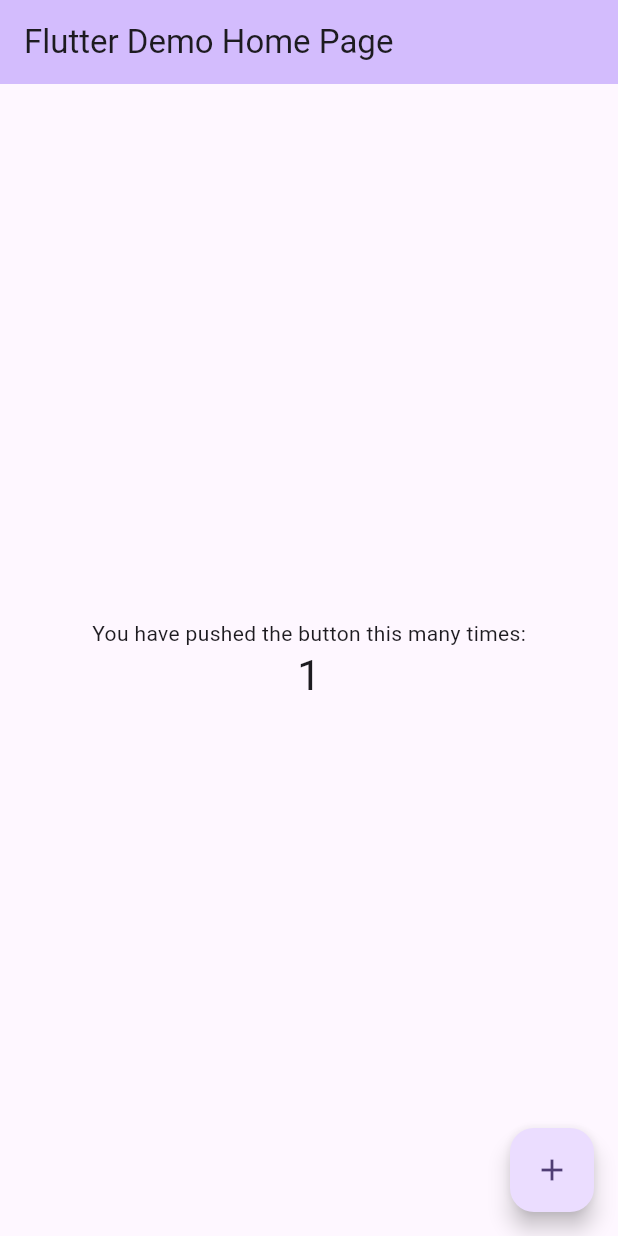
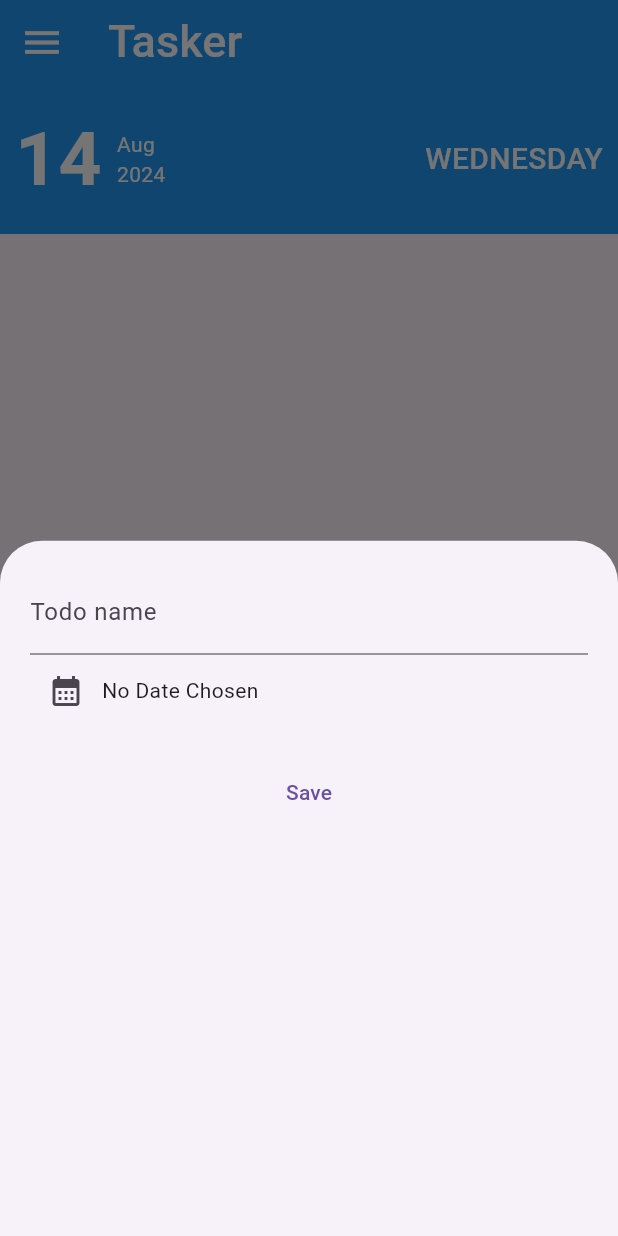
Before and after one commit to laylaamr/Tasker_app, a Flutter app: the screen it shows after launch, after a tap on the "add" icon, on a phone screen of 412 x 824 dp. Run offline on Flutter 3.47's test engine with Material 3 defaults, Android fonts, the light colour scheme and no system bars; our stand-ins replace sqflite; accounts and stored records are empty.

Commit message:
first commit

```diff
--- a/lib/main.dart
+++ b/lib/main.dart
@@ -1,125 +1,219 @@
 import 'package:flutter/material.dart';
+import 'package:intl/intl.dart';
+import 'package:tasker_app/todo.dart';
+import 'package:tasker_app/todo_provider.dart';
 
-void main() {
-  runApp(const MyApp());
+
+void main() async{
+  WidgetsFlutterBinding.ensureInitialized();
+ await TodoProvider.instance.open();
+  runApp(MyApp());
+}
+
+String getFormattedDate() {
+  final now = DateTime.now();
+  final formatter = DateFormat('dd'); // Adjust format as needed
+  return formatter.format(now);
 }
 
 class MyApp extends StatelessWidget {
-  const MyApp({super.key});
-
-  // This widget is the root of your application.
   @override
   Widget build(BuildContext context) {
     return MaterialApp(
-      title: 'Flutter Demo',
+      title: 'Tasker',
       theme: ThemeData(
-        // This is the theme of your application.
-        //
-        // TRY THIS: Try running your application with "flutter run". You'll see
-        // the application has a purple toolbar. Then, without quitting the app,
-        // try changing the seedColor in the colorScheme below to Colors.green
-        // and then invoke "hot reload" (save your changes or press the "hot
-        // reload" button in a Flutter-supported IDE, or press "r" if you used
-        // the command line to start the app).
-        //
-        // Notice that the counter didn't reset back to zero; the application
-        // state is not lost during the reload. To reset the state, use hot
-        // restart instead.
-        //
-        // This works for code too, not just values: Most code changes can be
-        // tested with just a hot reload.
-        colorScheme: ColorScheme.fromSeed(seedColor: Colors.deepPurple),
-        useMaterial3: true,
+        primarySwatch: Colors.blue,
       ),
-      home: const MyHomePage(title: 'Flutter Demo Home Page'),
+      home: MyHomePage(),
+      debugShowCheckedModeBanner: false,
     );
   }
 }
 
 class MyHomePage extends StatefulWidget {
-  const MyHomePage({super.key, required this.title});
-
-  // This widget is the home page of your application. It is stateful, meaning
-  // that it has a State object (defined below) that contains fields that affect
-  // how it looks.
-
-  // This class is the configuration for the state. It holds the values (in this
-  // case the title) provided by the parent (in this case the App widget) and
-  // used by the build method of the State. Fields in a Widget subclass are
-  // always marked "final".
-
-  final String title;
+  const MyHomePage({super.key});
 
   @override
   State<MyHomePage> createState() => _MyHomePageState();
 }
 
 class _MyHomePageState extends State<MyHomePage> {
-  int _counter = 0;
-
-  void _incrementCounter() {
-    setState(() {
-      // This call to setState tells the Flutter framework that something has
-      // changed in this State, which causes it to rerun the build method below
-      // so that the display can reflect the updated values. If we changed
-      // _counter without calling setState(), then the build method would not be
-      // called again, and so nothing would appear to happen.
-      _counter++;
-    });
-  }
+  List<Todo> todoList = [];
 
   @override
   Widget build(BuildContext context) {
-    // This method is rerun every time setState is called, for instance as done
-    // by the _incrementCounter method above.
-    //
-    // The Flutter framework has been optimized to make rerunning build methods
-    // fast, so that you can just rebuild anything that needs updating rather
-    // than having to individually change instances of widgets.
-    return Scaffold(
-      appBar: AppBar(
-        // TRY THIS: Try changing the color here to a specific color (to
-        // Colors.amber, perhaps?) and trigger a hot reload to see the AppBar
-        // change color while the other colors stay the same.
-        backgroundColor: Theme.of(context).colorScheme.inversePrimary,
-        // Here we take the value from the MyHomePage object that was created by
-        // the App.build method, and use it to set our appbar title.
-        title: Text(widget.title),
-      ),
-      body: Center(
-        // Center is a layout widget. It takes a single child and positions it
-        // in the middle of the parent.
-        child: Column(
-          // Column is also a layout widget. It takes a list of children and
-          // arranges them vertically. By default, it sizes itself to fit its
-          // children horizontally, and tries to be as tall as its parent.
-          //
-          // Column has various properties to control how it sizes itself and
-          // how it positions its children. Here we use mainAxisAlignment to
-          // center the children vertically; the main axis here is the vertical
-          // axis because Columns are vertical (the cross axis would be
-          // horizontal).
-          //
-          // TRY THIS: Invoke "debug painting" (choose the "Toggle Debug Paint"
-          // action in the IDE, or press "p" in the console), to see the
-          // wireframe for each widget.
-          mainAxisAlignment: MainAxisAlignment.center,
-          children: <Widget>[
-            const Text(
-              'You have pushed the button this many times:',
+    DateTime now = DateTime.now();
+    String formattedDateDay = DateFormat.d().format(now);
+    String formattedDateYear = DateFormat.y().format(now);
+    String formattedDateMonth = DateFormat.MMM().format(now);
+    String formattedDateDayName = DateFormat.EEEE().format(now).toUpperCase();
+
+    return SafeArea(
+      child: Scaffold(
+        drawer: Drawer(),
+        floatingActionButton: FloatingActionButton(
+          backgroundColor: Colors.blue,
+          foregroundColor: Colors.white,
+          shape: RoundedRectangleBorder(
+            borderRadius: BorderRadius.circular(50),
+          ),
+          onPressed: () async{
+            TextEditingController nameController =TextEditingController();
+            DateTime ?selectedDate;
+          await  showModalBottomSheet(context: context, builder: (context){
+             return Padding(padding: EdgeInsets.all(20),
+             child: Column(children: [
+               TextField(
+                 controller: nameController,
+                 decoration: InputDecoration(label: Text("Todo name")),
+               ),
+               Row(
+                 children: [
+                   IconButton(onPressed: ()async {
+                     selectedDate = await showDatePicker(context: context, firstDate: DateTime(2024), lastDate: DateTime(2026));
+                     setState(() {
+                     });
+                   }, icon: Icon(Icons.calendar_month)),
+                   Text(selectedDate.toString()!="null"?selectedDate.toString():"No Date Chosen ")
+                 ],
+               ),
+               SizedBox(height: 20,),
+               TextButton(onPressed: (){
+                 TodoProvider.instance.insert(Todo(
+                   name:nameController.text,
+                   date: selectedDate!.millisecondsSinceEpoch,
+                   isChecked: false
+                 ));
+                 Navigator.of(context).pop();
+               }, child: Text("Save"))
+
+
+             ],),);
+           });
+          },
+          child: const Icon(
+            Icons.add,
+            size: 30,
+          ),
+        ),
+        appBar: AppBar(
+          leading: IconButton(
+            iconSize: 30.0,
+            color: Colors.white, // Change the drawer icon size here
+            icon: Icon(Icons.menu),
+            onPressed: () {
+              Scaffold.of(context).openDrawer();
+            },
+          ),
+          backgroundColor: Colors.blue,
+          title: Text(
+            "Tasker",
+            style: TextStyle(fontSize: 30, fontWeight: FontWeight.w500, color: Colors.white),
+          ),
+        ),
+        body: Column(
+          children: [
+            Container(
+              padding: EdgeInsets.all(10),
+              color: Colors.blue,
+              width: double.infinity,
+              height: 100,
+              child: Row(
+                children: [
+                  Text(
+                    formattedDateDay,
+                    style: const TextStyle(
+                      fontSize: 50,
+                      fontWeight: FontWeight.bold,
+                      color: Colors.white,
+                    ),
+                  ),
+                  const SizedBox(width: 10),
+                  Column(
+                    mainAxisAlignment: MainAxisAlignment.center,
+                    crossAxisAlignment: CrossAxisAlignment.start,
+                    children: [
+
+                      Text(
+                        formattedDateMonth,
+                        style: const TextStyle(color: Colors.white),
+                      ),
+                      Text(
+                        formattedDateYear,
+                        style: const TextStyle(color: Colors.white),
+                      ),
+                    ],
+                  ),
+                  const Spacer(),
+                  Text(
+                    formattedDateDayName,
+                    style: const TextStyle(
+                      fontSize: 20,
+                      color: Colors.white,
+                      fontWeight: FontWeight.w500,
+                    ),
+                  ),
+                ],
+              ),
             ),
-            Text(
-              '$_counter',
-              style: Theme.of(context).textTheme.headlineMedium,
+            Expanded(
+              child: FutureBuilder<List<Todo>>(
+                  future: TodoProvider.instance.getAllTodo(),
+                  builder:(context,snapshot) {
+                    if(snapshot.hasError){
+                      return Center(
+                        child: Text(snapshot.hasError.toString()),
+                      );
+                    }
+                    if(snapshot.hasData){
+                      todoList=snapshot.data!;
+                return ListView.builder(
+                  itemCount: todoList.length,
+                  itemBuilder: (context, index) {
+                    Todo todo = todoList[index];
+                    return ListTile(
+                      leading: Checkbox(
+                        value: todo.isChecked,
+                        onChanged: (bool? value) async{
+                          setState(() {
+                            todoList[index].isChecked = value!;
+                          });
+                          await TodoProvider.instance.update(Todo(
+                            id: todo.id,
+                            name: todo.name,
+                            date: todo.date,
+                            isChecked: value!,
+                          ));
+                        },
+                      ),
+                      title: Text(todo.name),
+                      subtitle: Text(
+                          DateTime.fromMillisecondsSinceEpoch(todo.date)
+                              .toString()),
+                      trailing: IconButton(
+                        onPressed: () async{
+                          if(todo.id!= null){
+                           await TodoProvider.instance.delete(todo.id!);
+                          }
+
+                          setState(() {
+
+                          });
+                        },
+                        icon: Icon(Icons.delete, color: Colors.red, size: 20),
+                      ),
+                    );
+                  },);}
+                return Center(
+                  child: Container(width: 100,height: 100,
+                      child: CircularProgressIndicator()),
+                );
+
+              } ),
             ),
           ],
         ),
       ),
-      floatingActionButton: FloatingActionButton(
-        onPressed: _incrementCounter,
-        tooltip: 'Increment',
-        child: const Icon(Icons.add),
-      ), // This trailing comma makes auto-formatting nicer for build methods.
     );
   }
 }
--- /dev/null
+++ b/lib/todo.dart
@@ -0,0 +1,33 @@
+import 'package:tasker_app/todo_provider.dart';
+
+class Todo {
+  int? id; // Nullable integer
+  String name;
+  int date;
+  bool isChecked;
+
+  // Constructor with named parameters, making `id` optional
+  Todo({
+    this.id, // Nullable
+    required this.name,
+    required this.date,
+    required this.isChecked,
+  });
+
+  // Named constructor to create an instance from a map
+  Todo.fromMap(Map<String, dynamic> map)
+      : id = map[columnId],
+        name = map[columnName],
+        date = map[columnDate],
+        isChecked = map[columnIsChecked] == 0 ? false : true;
+
+  // Method to convert the instance to a map
+  Map<String, dynamic> toMap() {
+    final map = <String, dynamic>{};
+    if (id != null) map[columnId] = id; // Only add `id` if it's not null
+    map[columnName] = name;
+    map[columnDate] = date;
+    map[columnIsChecked] = isChecked ? 1 : 0;
+    return map;
+  }
+}
--- /dev/null
+++ b/lib/todo_provider.dart
@@ -0,0 +1,56 @@
+import 'package:path/path.dart';
+import 'package:sqflite/sqflite.dart';
+import 'package:tasker_app/todo.dart';
+
+
+final String columnId='id';
+final String columnName='name';
+final String columnDate='date';
+final String columnIsChecked='isChecked';
+final String tableTodo='TableTodo';
+
+class TodoProvider{
+late Database db;
+static final TodoProvider instance = TodoProvider._internal();
+
+factory TodoProvider() {
+  return instance;
+}
+
+TodoProvider._internal();
+    Future open() async {
+  db = await openDatabase(join (await getDatabasesPath(),'todos.db'), version: 1,
+      onCreate: (Database db, int version) async {
+        await db.execute('''
+create table $tableTodo (
+  $columnId integer primary key autoincrement,
+  $columnName text not null,
+  $columnDate integer not null,
+  $columnIsChecked integer not null)
+''');
+      });
+}
+Future<Todo> insert(Todo todo) async {
+  todo.id = await db.insert(tableTodo, todo.toMap());
+  return todo;
+}
+Future<int> delete(int id) async {
+  return await db.delete(tableTodo, where: '$columnId = ?', whereArgs: [id]);
+}
+Future<List<Todo>> getAllTodo() async {
+  List<Map<String,dynamic>>  todoMaps = await db.query(tableTodo);
+  if (todoMaps.length > 0) {
+  List<Todo> todos=[];
+  todoMaps.forEach((element){
+todos.add(Todo.fromMap(element));
+  });
+  return todos;
+  }
+  return [];
+}
+Future<int> update(Todo todo) async {
+  return await db.update(tableTodo, todo.toMap(),
+      where: '$columnId = ?', whereArgs: [todo.id]);
+}
+Future close() async => db.close();
+}
--- a/pubspec.yaml
+++ b/pubspec.yaml
@@ -35,6 +35,9 @@
   # The following adds the Cupertino Icons font to your application.
   # Use with the CupertinoIcons class for iOS style icons.
   cupertino_icons: ^1.0.6
+  sqflite: ^2.3.3+1
+  intl: ^0.18.0
+  path: ^1.9.0
 
 dev_dependencies:
   flutter_test:
```
Also changed, not shown: pubspec.lock, 1 other file.
